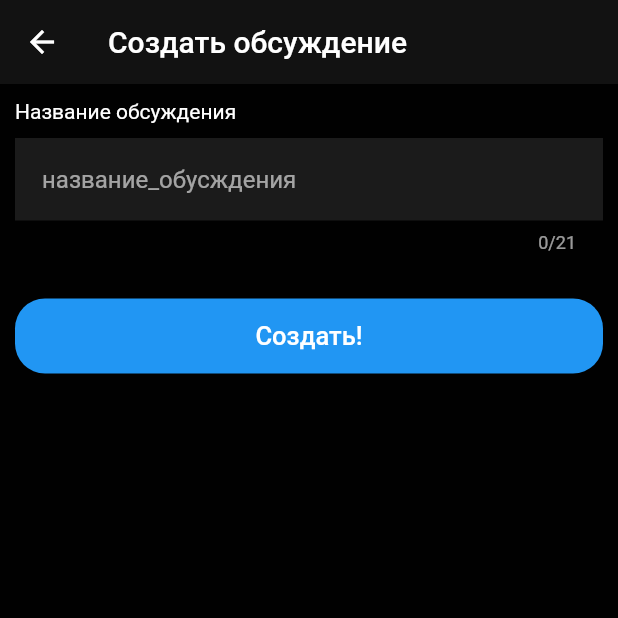
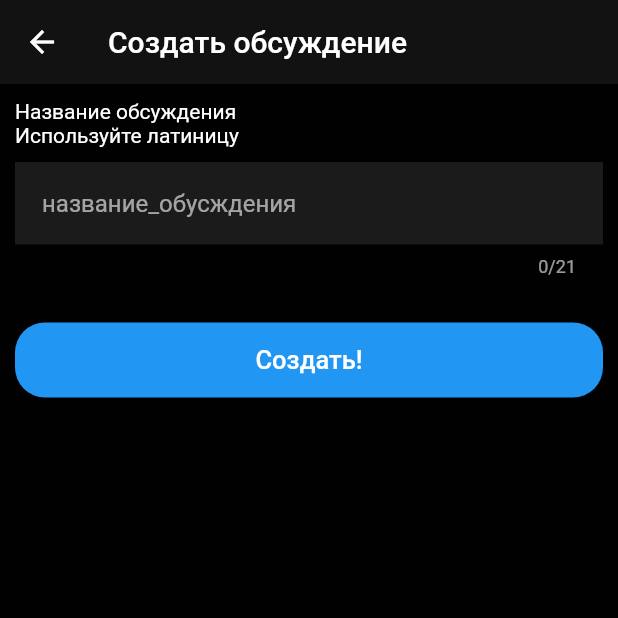
Before and after one commit to step-be-step/socibip, a Flutter app: the CreateCommunityScreen screen opened directly, on a phone screen of 412 x 824 dp, the top half of it. Run offline on Flutter 3.47's test engine with Material 2 defaults, Android fonts, the light colour scheme and no system bars; our stand-ins replace cloud_firestore, dotted_border, file_picker, firebase_auth, firebase_core, firebase_storage and 5 more; missing offline and left inert: any_link_preview; accounts and stored records are empty; network calls fail.

Commit message:
предпоследний

```diff
--- a/lib/features/auth/repository/auth_repository.dart
+++ b/lib/features/auth/repository/auth_repository.dart
@@ -4,6 +4,7 @@ import 'package:flutter/foundation.dart';
 import 'package:flutter_riverpod/flutter_riverpod.dart';
 import 'package:fpdart/fpdart.dart';
 import 'package:google_sign_in/google_sign_in.dart';
+import 'package:shared_preferences/shared_preferences.dart';
 import 'package:socibip/core/constants/constants.dart';
 import 'package:socibip/core/constants/firebase_constants.dart';
 import 'package:socibip/core/failure.dart';
@@ -88,6 +89,11 @@ class AuthRepository {
       } else {
         userModel = await getUserData(userCredential.user!.uid).first;
       }
+
+      SharedPreferences prefs = await SharedPreferences.getInstance();
+      await prefs.setBool('isLoggedIn', true);
+
+
       return right(userModel);
     } on FirebaseException catch (e) {
       throw e.message!;
--- a/lib/features/community/repository/communitory_repository.dart
+++ b/lib/features/community/repository/communitory_repository.dart
@@ -67,6 +67,8 @@ class CommunityRepository {
 
   Stream<Community> getCommunityByName(String name) {
     return _communities.doc(name).snapshots().map((event) => Community.fromMap(event.data() as Map<String, dynamic>));
+    // return FirebaseFirestore.instance.collection('users').where('uid', isEqualTo: uid).snapshots();
+
   }
 
   FutureVoid editCommunity(Community community) async {
--- a/lib/features/community/screens/create_community_screen.dart
+++ b/lib/features/community/screens/create_community_screen.dart
@@ -1,4 +1,5 @@
 import 'package:flutter/material.dart';
+import 'package:flutter/services.dart';
 import 'package:flutter_riverpod/flutter_riverpod.dart';
 import 'package:socibip/core/common/loader.dart';
 import 'package:socibip/features/community/controller/community_controller.dart';
@@ -8,7 +9,8 @@ class CreateCommunityScreen extends ConsumerStatefulWidget {
   const CreateCommunityScreen({super.key});
 
   @override
-  ConsumerState<ConsumerStatefulWidget> createState() => _CreateCommunityScreenState();
+  ConsumerState<ConsumerStatefulWidget> createState() =>
+      _CreateCommunityScreenState();
 }
 
 class _CreateCommunityScreenState extends ConsumerState<CreateCommunityScreen> {
@@ -44,10 +46,14 @@ class _CreateCommunityScreenState extends ConsumerState<CreateCommunityScreen> {
                   children: [
                     const Align(
                       alignment: Alignment.topLeft,
-                      child: Text('Название обсуждения'),
+                      child: Text('Название обсуждения\nИспользуйте латиницу'),
                     ),
                     const SizedBox(height: 10),
                     TextField(
+                      inputFormatters: [
+                        FilteringTextInputFormatter.allow(RegExp(
+                            '[a-zA-Z]')), // разрешаем только буквы a-z и A-Z
+                      ],
                       controller: communityNameController,
                       decoration: const InputDecoration(
                         hintText: 'название_обусждения',
--- a/lib/main.dart
+++ b/lib/main.dart
@@ -1,3 +1,5 @@
+import 'dart:convert';
+
 import 'package:firebase_auth/firebase_auth.dart';
 import 'package:firebase_core/firebase_core.dart';
 import 'package:flutter/material.dart';
@@ -53,8 +55,8 @@ class _MyAppState extends ConsumerState<MyApp> {
                 if (data != null) {
                   getData(ref, data);
                   // проверка
-                  if(ref.read(userProvider) != null) {
-                  return loggedInRoute;
+                  if (ref.read(userProvider) != null) {
+                    return loggedInRoute;
                   }
                 }
                 return loggedOutRoute;
--- a/pubspec.yaml
+++ b/pubspec.yaml
@@ -24,7 +24,7 @@ dependencies:
 
   dotted_border: ^2.0.0+2
   file_picker: ^5.2.1
-  shared_preferences: ^2.0.15
+  shared_preferences: ^2.1.1
   uuid: ^3.0.6
   any_link_preview: ^2.0.9
 
```
Also changed, not shown: lib/features/home/screens/home_screen.dart (+8 -7 lines), pubspec.lock.
